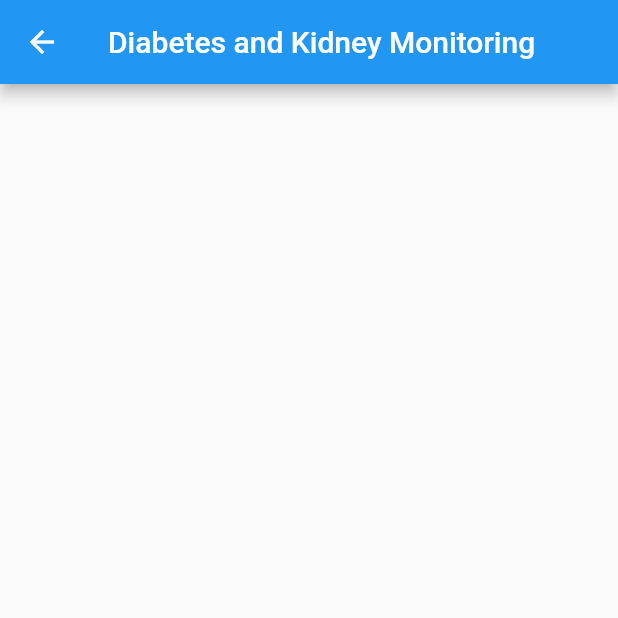
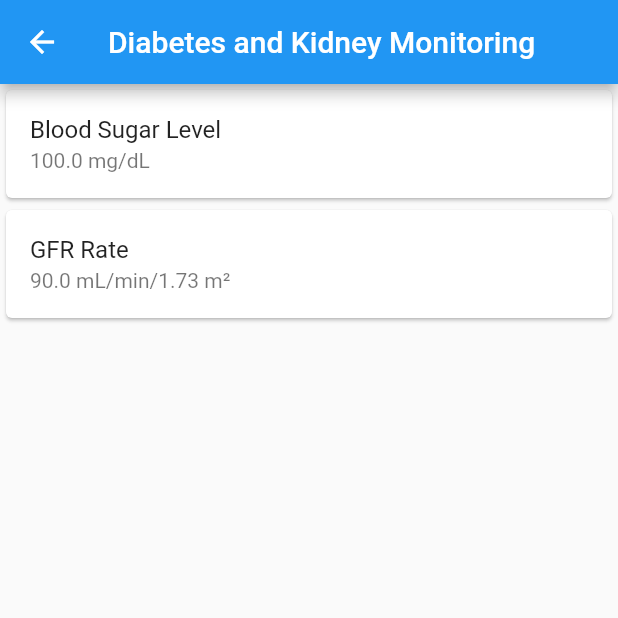
Before and after one commit to iMalikHashim/fyp, a Flutter app: the DiabetesScreen screen opened directly, on a phone screen of 412 x 824 dp, the top half of it. Run offline on Flutter 3.47's test engine with Material 2 defaults, Android fonts, the phone set to English and light mode, and no system bars; our stand-ins replace fl_chart.

Commit message:
hard coded values

```diff
--- a/lib/components/diabetes.dart
+++ b/lib/components/diabetes.dart
@@ -27,6 +27,22 @@ class _DiabetesScreenState extends State<DiabetesScreen> {
       appBar: AppBar(
         title: Text('Diabetes and Kidney Monitoring'),
       ),
+      body: Column(
+        children: [
+          Card(
+            child: ListTile(
+              title: Text('Blood Sugar Level'),
+              subtitle: Text('$bloodSugarLevel mg/dL'),
+            ),
+          ),
+          Card(
+            child: ListTile(
+              title: Text('GFR Rate'),
+              subtitle: Text('$gfrRate mL/min/1.73 m²'),
+            ),
+          ),
+        ],
+      ),
     );
   }
 }
```
